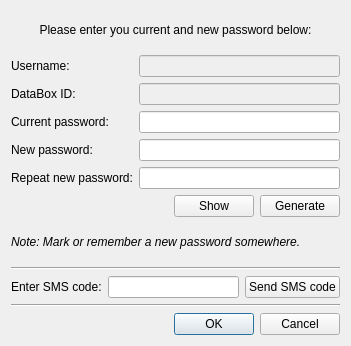
This is src/gui/ui/dlg_change_pwd.ui in psakar/datovka as Qt 5 draws it before an edit. The edited form follows.
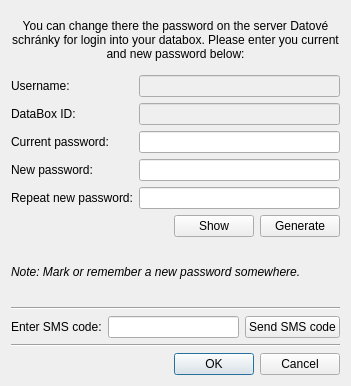
This is the edited form. Icons and pictures are not drawn.

Commit message: Fix - Change password problem (issue #210)

```diff
--- a/src/gui/ui/dlg_change_pwd.ui
+++ b/src/gui/ui/dlg_change_pwd.ui
@@ -7,7 +7,7 @@
     <x>0</x>
     <y>0</y>
     <width>351</width>
-    <height>346</height>
+    <height>386</height>
    </rect>
   </property>
   <property name="sizePolicy">
@@ -27,11 +27,14 @@
    <item>
     <widget class="QLabel" name="infoLabel">
      <property name="text">
-      <string>Please enter you current and new password below:</string>
+      <string>You can change there the password on the server Datové schránky for login into your databox. Please enter you current and new password below:</string>
      </property>
      <property name="alignment">
       <set>Qt::AlignCenter</set>
      </property>
+     <property name="wordWrap">
+      <bool>true</bool>
+     </property>
     </widget>
    </item>
    <item>
```
